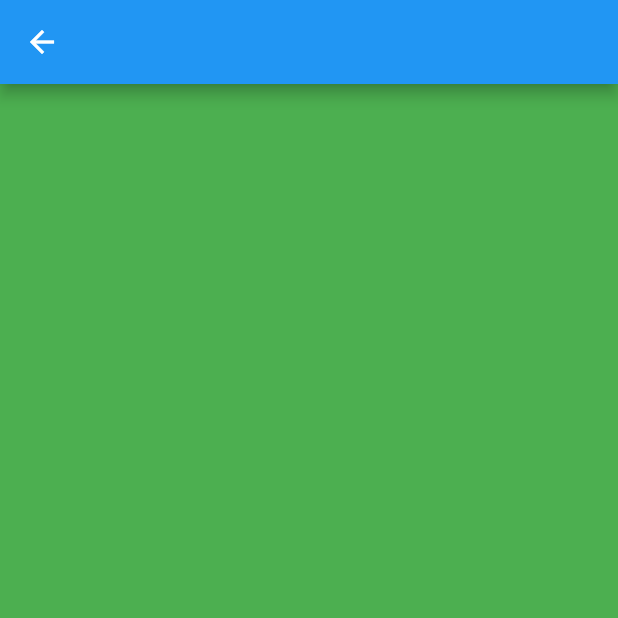
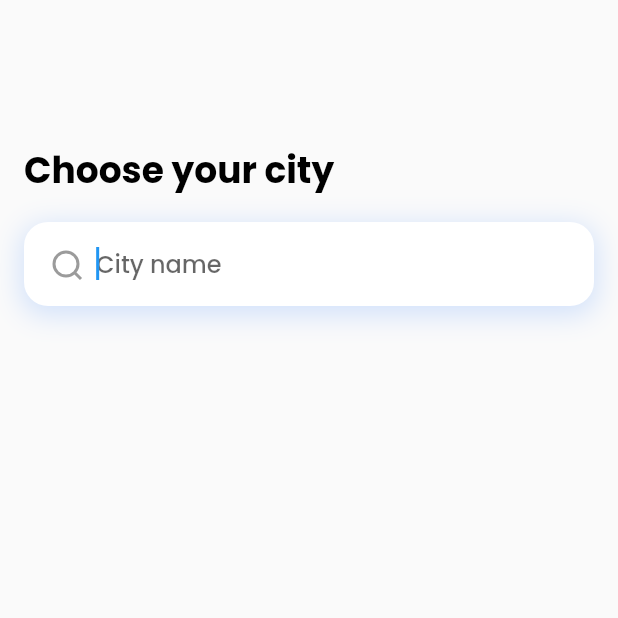
Before and after one commit to SergeyPinkevich/outside, a Flutter app: the StartPage screen opened directly, after a tap on "Get started", on a phone screen of 412 x 824 dp, the top half of it. Run offline on Flutter 3.47's test engine with Material 2 defaults, Android fonts, the phone set to English and light mode, and no system bars; our stand-ins replace flutter_svg.

Commit message:
search bar for searching city by name

```diff
--- a/lib/presentation/main.dart
+++ b/lib/presentation/main.dart
@@ -1,4 +1,5 @@
 import 'package:flutter/material.dart';
+import 'package:outside/presentation/search.dart';
 import 'package:outside/presentation/start.dart';
 
 void main() {
@@ -45,7 +46,7 @@ class MyApp extends StatelessWidget {
           ),
         ),
       ),
-      home: StartPage(),
+      home: SearchPage(),
     );
   }
 }
--- a/lib/presentation/search.dart
+++ b/lib/presentation/search.dart
@@ -1,7 +1,110 @@
 import 'package:flutter/material.dart';
+import 'package:flutter_svg/flutter_svg.dart';
+import 'dart:async';
 
 class SearchPage extends StatelessWidget {
   Widget build(BuildContext context) {
-    return Scaffold(appBar: AppBar(), backgroundColor: Colors.green);
+    return Scaffold(
+      body: Column(
+        mainAxisAlignment: MainAxisAlignment.start,
+        crossAxisAlignment: CrossAxisAlignment.start,
+        children: [
+          Padding(
+            padding: EdgeInsets.fromLTRB(16, 96, 16, 0),
+            child: Text(
+              "Choose your city",
+              style: Theme.of(context).textTheme.headline2,
+            ),
+          ),
+          SearchBar(),
+        ],
+      ),
+    );
   }
 }
+
+class SearchBar extends StatefulWidget {
+  @override
+  State<StatefulWidget> createState() => SearchBarState();
+}
+
+class SearchBarState extends State<SearchBar> {
+  final Duration debounceDuration = Duration(milliseconds: 500);
+
+  final searchController = TextEditingController();
+  Timer debounce;
+
+  @override
+  void initState() {
+    super.initState();
+    searchController.addListener(searchCityByName);
+  }
+
+  @override
+  Widget build(BuildContext context) {
+    return Material(
+      child: Padding(
+        padding: EdgeInsets.fromLTRB(16, 16, 16, 0),
+        child: Container(
+          height: 56,
+          width: double.infinity,
+          child: Row(
+            children: [
+              Container(
+                height: 24,
+                width: 24,
+                margin: EdgeInsets.only(left: 16),
+                child: SvgPicture.asset("assets/images/search.svg"),
+              ),
+              Container(
+                width: 300,
+                height: 56,
+                margin: EdgeInsets.only(top: 4, left: 8),
+                child: TextField(
+                  autofocus: true,
+                  controller: searchController,
+                  style: Theme.of(context).textTheme.bodyText1,
+                  decoration: InputDecoration(
+                    border: InputBorder.none,
+                    hintText: 'City name',
+                  ),
+                ),
+              )
+            ],
+          ),
+          decoration: BoxDecoration(
+            color: Colors.white,
+            borderRadius: BorderRadius.all(
+              Radius.circular(16),
+            ),
+            boxShadow: [
+              BoxShadow(
+                color: Color.fromRGBO(88, 150, 253, 0.25),
+                offset: Offset(0, 4.0),
+                blurRadius: 15.0,
+                spreadRadius: 2.0,
+              ),
+            ],
+          ),
+        ),
+      ),
+    );
+  }
+
+  void searchCityByName() {
+    if (debounce?.isActive ?? false) {
+      debounce.cancel();
+    }
+    debounce = Timer(debounceDuration, () {
+      // TODO make search request from here
+      print(searchController.text);
+    });
+  }
+
+  @override
+  void dispose() {
+    debounce.cancel();
+    searchController.dispose();
+    super.dispose();
+  }
+}
```
Also changed, not shown: assets/images/search.svg (added).
